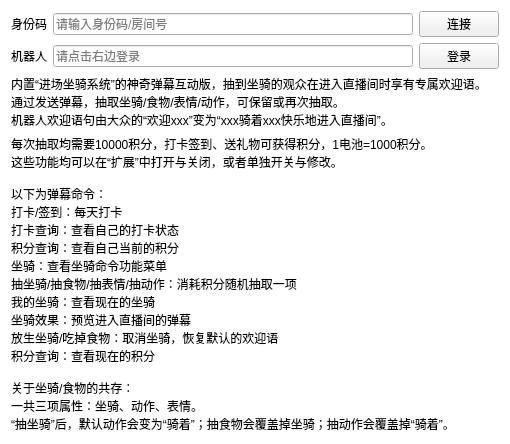
Before: the Qt Designer form widgets/singleentrance.ui in iwxyi/Bilibili-MagicalDanmaku, drawn with Qt 5.
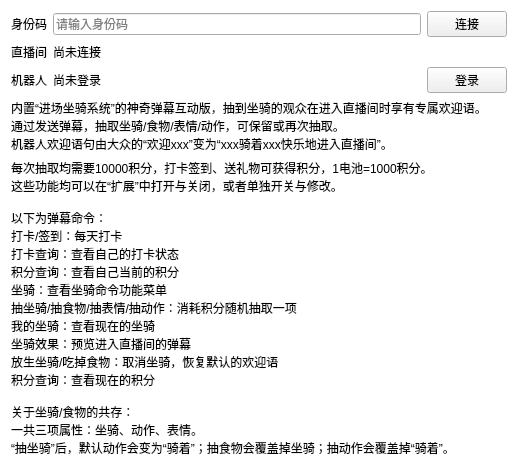
After: the same form once the commit is applied.

```diff
--- a/widgets/singleentrance.ui
+++ b/widgets/singleentrance.ui
@@ -6,8 +6,8 @@
    <rect>
     <x>0</x>
     <y>0</y>
-    <width>510</width>
-    <height>369</height>
+    <width>518</width>
+    <height>467</height>
    </rect>
   </property>
   <property name="windowTitle">
@@ -19,7 +19,7 @@
 	background: white;
 }</string>
   </property>
-  <layout class="QVBoxLayout" name="verticalLayout" stretch="0,0,1,1">
+  <layout class="QVBoxLayout" name="verticalLayout" stretch="0,0,0,1,1">
    <item>
     <layout class="QHBoxLayout" name="horizontalLayout" stretch="0,1,0">
      <item>
@@ -32,7 +32,7 @@
      <item>
       <widget class="QLineEdit" name="lineEdit">
        <property name="placeholderText">
-        <string>请输入身份码/房间号</string>
+        <string>请输入身份码</string>
        </property>
       </widget>
      </item>
@@ -46,7 +46,28 @@
     </layout>
    </item>
    <item>
-    <layout class="QHBoxLayout" name="horizontalLayout_2">
+    <layout class="QHBoxLayout" name="horizontalLayout_3" stretch="0,1">
+     <property name="topMargin">
+      <number>0</number>
+     </property>
+     <item>
+      <widget class="QLabel" name="label_5">
+       <property name="text">
+        <string>直播间</string>
+       </property>
+      </widget>
+     </item>
+     <item>
+      <widget class="QLabel" name="label_6">
+       <property name="text">
+        <string>尚未连接</string>
+       </property>
+      </widget>
+     </item>
+    </layout>
+   </item>
+   <item>
+    <layout class="QHBoxLayout" name="horizontalLayout_2" stretch="0,1,0">
      <property name="leftMargin">
       <number>0</number>
      </property>
@@ -61,12 +82,9 @@
       </widget>
      </item>
      <item>
-      <widget class="QLineEdit" name="lineEdit_2">
-       <property name="readOnly">
-        <bool>true</bool>
-       </property>
-       <property name="placeholderText">
-        <string>请点击右边登录</string>
+      <widget class="QLabel" name="label_7">
+       <property name="text">
+        <string>尚未登录</string>
        </property>
       </widget>
      </item>
```
